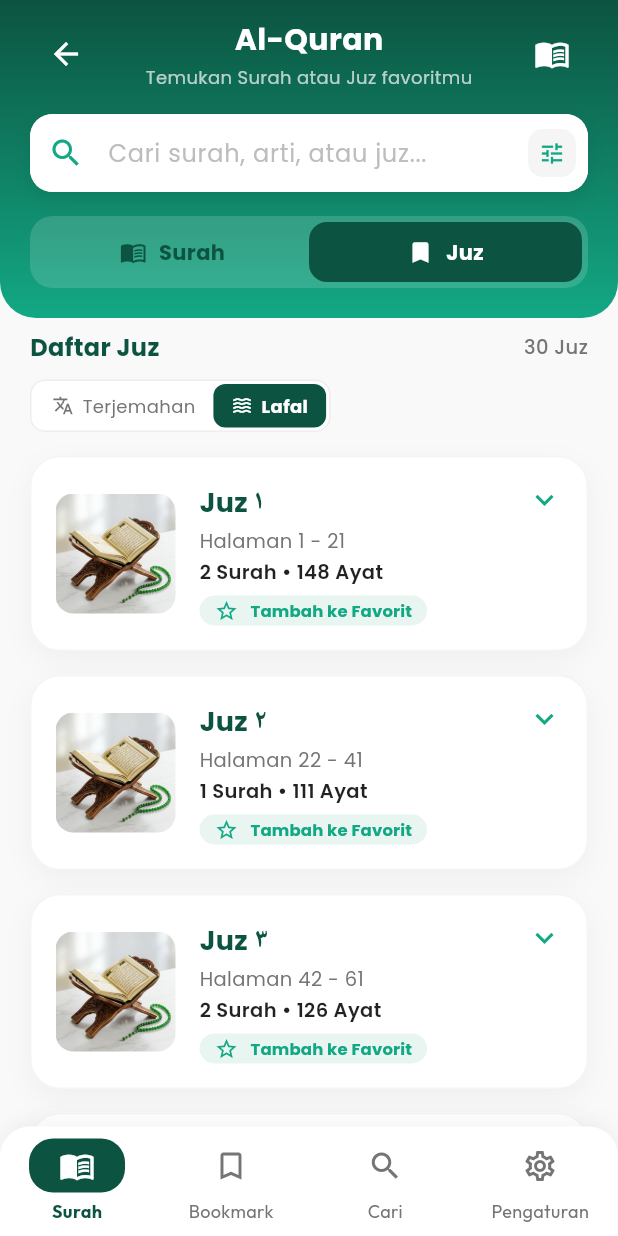
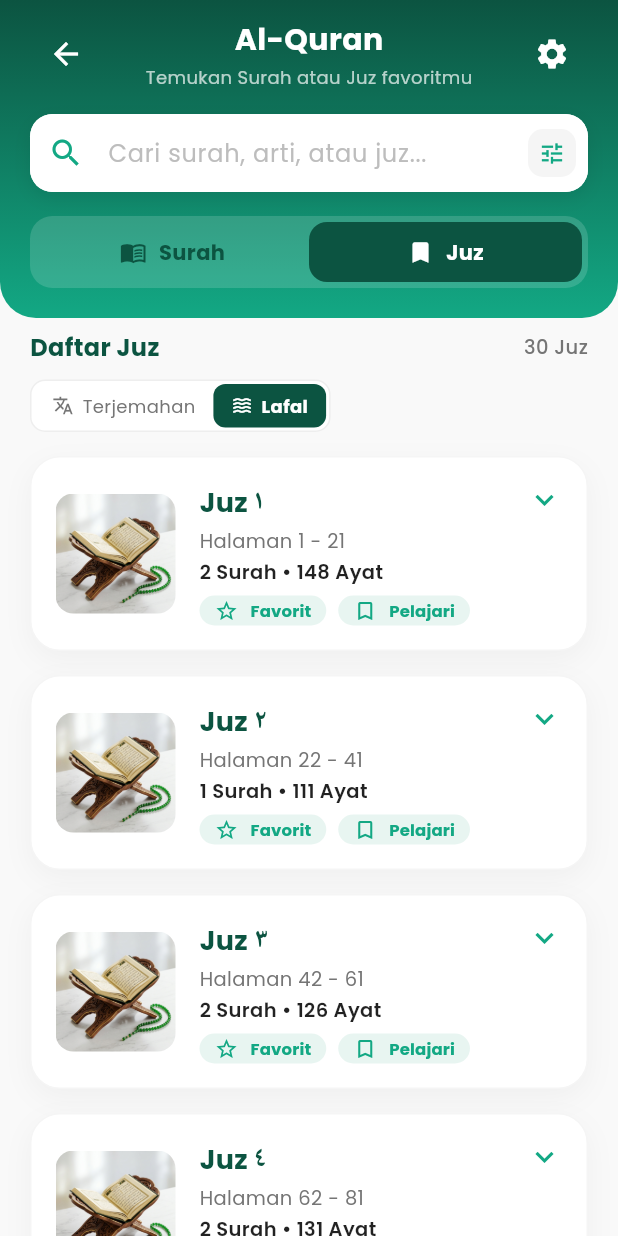
Before and after one commit to tuafiq/20241220096, a Flutter app: the QuranPage screen opened directly, after a tap on "Juz", on a phone screen of 412 x 824 dp. Run offline on Flutter 3.47's test engine with Material 3 defaults, Android fonts, the phone set to English and light mode, and no system bars; our stand-ins replace audioplayers, flutter_local_notifications, font_awesome_flutter, geolocator, google_fonts, hijri and 7 more; missing offline and left inert: flutter_qiblah; accounts and stored records are empty; network calls fail; project files that could hold a hidden picture were left out.

Commit message:
penambahan icon Surah selesai, Ayat di pelajari dan Juz di pelajari di dalam icon Al Quran

```diff
--- a/lib/main.dart
+++ b/lib/main.dart
@@ -20,6 +20,7 @@ import 'package:hijri/hijri_calendar.dart';
 import 'hadith_page.dart';
 import 'tutorial_ibadah_page.dart';
 import 'ramadhan_page.dart';
+import 'quran_data.dart';
 
 
 import 'package:provider/provider.dart';
@@ -113,9 +114,16 @@ class _HomePageState extends State<HomePage> {
   List<Article> _homeArticles = [];
   bool _isArticlesLoading = true;
   String? _homeArticlesError;
+
+  List<String> _favoriteSurahs = [];
+  List<String> _completedSurahs = [];
+  List<String> _memorizedAyats = [];
+  List<String> _studiedJuz = [];
+
   @override
   void initState() {
     super.initState();
+    _loadQuranProgress();
     final settings = Provider.of<SettingsProvider>(context, listen: false);
     _currentHeaderIndex = 999 + settings.lastHeaderIndex;
     _headerPageController = PageController(initialPage: _currentHeaderIndex);
@@ -135,6 +143,18 @@ class _HomePageState extends State<HomePage> {
         }
       }
     });
+  }
+
+  Future<void> _loadQuranProgress() async {
+    final prefs = await SharedPreferences.getInstance();
+    if (mounted) {
+      setState(() {
+        _favoriteSurahs = prefs.getStringList('favoriteSurahs') ?? [];
+        _completedSurahs = prefs.getStringList('completedSurahs') ?? [];
+        _memorizedAyats = prefs.getStringList('memorizedAyats') ?? [];
+        _studiedJuz = prefs.getStringList('studiedJuz') ?? [];
+      });
+    }
   }
 
   @override
@@ -259,6 +279,9 @@ class _HomePageState extends State<HomePage> {
     setState(() {
       _selectedIndex = index;
     });
+    if (index == 0) {
+      _loadQuranProgress();
+    }
   }
 
   void _showLocationPicker() {
@@ -678,7 +701,12 @@ class _HomePageState extends State<HomePage> {
                             ),
                             const SizedBox(height: 2),
                             Text(
-                              'Ar-Rahman',
+                              _favoriteSurahs.isNotEmpty
+                                  ? QuranData.listSurah.firstWhere(
+                                      (s) => s.nomor.toString() == _favoriteSurahs.last,
+                                      orElse: () => QuranData.listSurah[54], // Ar-Rahman (index 54, nomor 55)
+                                    ).namaLatin
+                                  : 'Belum ada favorit',
                               style: GoogleFonts.outfit(
                                 color: Colors.white,
                                 fontSize: 20,
@@ -687,7 +715,12 @@ class _HomePageState extends State<HomePage> {
                             ),
                             const SizedBox(height: 1),
                             Text(
-                              'Surah 55',
+                              _favoriteSurahs.isNotEmpty
+                                  ? 'Surah ${QuranData.listSurah.firstWhere(
+                                      (s) => s.nomor.toString() == _favoriteSurahs.last,
+                                      orElse: () => QuranData.listSurah[54],
+                                    ).nomor}'
+                                  : 'Tandai Surah favoritmu',
                               style: TextStyle(
                                 color: Colors.white.withOpacity(0.8),
                                 fontSize: 10,
@@ -717,17 +750,17 @@ class _HomePageState extends State<HomePage> {
                   children: [
                     _buildProgressIndicatorItem(
                       Icons.school_rounded,
-                      '12',
+                      '${_completedSurahs.length}',
                       'Surah Selesai',
                     ),
                     _buildProgressIndicatorItem(
                       Icons.star_rounded,
-                      '86',
+                      '${_memorizedAyats.length}',
                       'Ayat Dihafal',
                     ),
                     _buildProgressIndicatorItem(
                       Icons.bookmark_rounded,
-                      '5',
+                      '${_studiedJuz.length}',
                       'Juz Dipelajari',
                     ),
                   ],
@@ -1186,15 +1219,21 @@ class _HomePageState extends State<HomePage> {
       mainAxisSpacing: 16,
       crossAxisSpacing: 8,
       childAspectRatio: 0.85,
-      children: const [
-        AlQuranIcon(),
-        WiridDoaIcon(),
-        JadwalShalatIcon(), // Icon jam yang baru kita buat
-        KiblatIcon(),       // Tambahkan placeholder jika ingin melengkapi
-        TahlilIcon(),
-        MaulidIcon(),
-        TutorialIbadahIcon(),
-        RamadhanIcon(),
+      children: [
+        AlQuranIcon(onTap: () async {
+          await Navigator.push(
+            context,
+            MaterialPageRoute(builder: (context) => const QuranPage(useApi: true)),
+          );
+          _loadQuranProgress();
+        }),
+        const WiridDoaIcon(),
+        const JadwalShalatIcon(), // Icon jam yang baru kita buat
+        const KiblatIcon(),       // Tambahkan placeholder jika ingin melengkapi
+        const TahlilIcon(),
+        const MaulidIcon(),
+        const TutorialIbadahIcon(),
+        const RamadhanIcon(),
       ],
     );
   }
@@ -1206,12 +1245,13 @@ class _HomePageState extends State<HomePage> {
 // Icon by BZZRINCANTATION - Flaticon (https://www.flaticon.com/free-icons/quran)
 // ─────────────────────────────────────────────────────────────
 class AlQuranIcon extends StatelessWidget {
-  const AlQuranIcon({super.key});
+  final VoidCallback? onTap;
+  const AlQuranIcon({super.key, this.onTap});
 
   @override
   Widget build(BuildContext context) {
     return GestureDetector(
-      onTap: () {
+      onTap: onTap ?? () {
         Navigator.push(
           context,
           MaterialPageRoute(builder: (context) => const QuranPage(useApi: true)),
--- a/lib/quran_page.dart
+++ b/lib/quran_page.dart
@@ -92,16 +92,17 @@ class _QuranPageState extends State<QuranPage> {
   int _activeTab = 0;
   int? _expandedJuz; // Which Juz is expanded inline
 
-  // Bottom Navigation Index
-  int _bottomNavIndex = 0;
   final FocusNode _searchFocusNode = FocusNode();
 
   // Formatting controls
   bool _showTranslation = false; // false = Lafal, true = Terjemahan
 
-  // Favorites
+  // Favorites & Progress
   List<String> _favoriteJuz = [];
   List<String> _favoriteSurahs = [];
+  List<String> _completedSurahs = [];
+  List<String> _memorizedAyats = [];
+  List<String> _studiedJuz = [];
 
   @override
   void initState() {
@@ -121,6 +122,9 @@ class _QuranPageState extends State<QuranPage> {
     setState(() {
       _favoriteJuz = prefs.getStringList('favoriteJuz') ?? [];
       _favoriteSurahs = prefs.getStringList('favoriteSurahs') ?? [];
+      _completedSurahs = prefs.getStringList('completedSurahs') ?? [];
+      _memorizedAyats = prefs.getStringList('memorizedAyats') ?? [];
+      _studiedJuz = prefs.getStringList('studiedJuz') ?? [];
     });
   }
 
@@ -136,6 +140,21 @@ class _QuranPageState extends State<QuranPage> {
     await prefs.setStringList('favoriteJuz', list);
     setState(() {
       _favoriteJuz = list;
+    });
+  }
+
+  Future<void> _toggleStudiedJuz(int juzNumber) async {
+    final prefs = await SharedPreferences.getInstance();
+    final list = List<String>.from(_studiedJuz);
+    final strNum = juzNumber.toString();
+    if (list.contains(strNum)) {
+      list.remove(strNum);
+    } else {
+      list.add(strNum);
+    }
+    await prefs.setStringList('studiedJuz', list);
+    setState(() {
+      _studiedJuz = list;
     });
   }
 
@@ -213,21 +232,18 @@ class _QuranPageState extends State<QuranPage> {
       backgroundColor: const Color(0xFFF9F9F9),
       body: Column(
         children: [
-          _bottomNavIndex == 0 ? _buildPremiumHeader() : _buildBookmarkHeader(),
+          _buildPremiumHeader(),
           Expanded(
-            child: _bottomNavIndex == 0
-                ? (_isLoading
+            child: _isLoading
                 ? const Center(child: CircularProgressIndicator(color: Color(0xFF13A884)))
                 : _errorMessage.isNotEmpty
                     ? _buildErrorState()
                     : _activeTab == 0
                         ? _buildSurahTabContent()
-                            : _buildJuzTabContent())
-                : _buildBookmarkTabContent(),
+                        : _buildJuzTabContent(),
           ),
         ],
       ),
-      bottomNavigationBar: _buildCustomBottomNavBar(),
     );
   }
 
@@ -313,7 +329,7 @@ class _QuranPageState extends State<QuranPage> {
                   Column(
                     children: [
                        Text(
-                        widget.useApi ? 'Al-Quran (API)' : 'Al-Quran',
+                        'Al-Quran',
                         style: const TextStyle(
                           color: Colors.white,
                           fontWeight: FontWeight.bold,
@@ -331,8 +347,13 @@ class _QuranPageState extends State<QuranPage> {
                     ],
                   ),
                   IconButton(
-                    icon: const Icon(Icons.menu_book, color: Colors.white, size: 24),
-                    onPressed: () {},
+                    icon: const Icon(Icons.settings, color: Colors.white, size: 24),
+                    onPressed: () {
+                      Navigator.push(
+                        context,
+                        MaterialPageRoute(builder: (context) => const SettingsPage()),
+                      );
+                    },
                   ),
                 ],
               ),
@@ -540,17 +561,17 @@ class _QuranPageState extends State<QuranPage> {
               children: [
                 _buildProgressIndicatorItem(
                   Icons.school_rounded,
-                  '12',
+                  '${_completedSurahs.length}',
                   'Surah Selesai',
                 ),
                 _buildProgressIndicatorItem(
                   Icons.star_rounded,
-                  '86',
+                  '${_memorizedAyats.length}',
                   'Ayat Dihafal',
                 ),
                 _buildProgressIndicatorItem(
                   Icons.bookmark_rounded,
-                  '5',
+                  '${_studiedJuz.length}',
                   'Juz Dipelajari',
                 ),
               ],
@@ -610,6 +631,7 @@ class _QuranPageState extends State<QuranPage> {
   Widget _buildJuzListItem(JuzInfo juz) {
     final bool isExpanded = _expandedJuz == juz.number;
     final bool isFavorite = _favoriteJuz.contains(juz.number.toString());
+    final bool isStudied = _studiedJuz.contains(juz.number.toString());
     final allSurahs = widget.useApi ? _surahs : QuranData.listSurah;
 
     // Get Surahs belonging to this Juz
@@ -695,17 +717,44 @@ class _QuranPageState extends State<QuranPage> {
                             ),
                             const SizedBox(height: 6),
                             // Favorite Button
-                            Row(
+                            Wrap(
+                              spacing: 8,
+                              runSpacing: 6,
                               children: [
                                 TextButton.icon(
                                   onPressed: () => _toggleFavoriteJuz(juz.number),
                                   icon: Icon(
                                     isFavorite ? Icons.star : Icons.star_border,
+                                    color: isFavorite ? Colors.amber[800] : const Color(0xFF13A884),
+                                    size: 16,
+                                  ),
+                                  label: Text(
+                                    'Favorit',
+                                    style: TextStyle(
+                                      color: isFavorite ? Colors.amber[800] : const Color(0xFF13A884),
+                                      fontSize: 11,
+                                      fontWeight: FontWeight.bold,
+                                    ),
+                                  ),
+                                  style: TextButton.styleFrom(
+                                    padding: const EdgeInsets.symmetric(horizontal: 10, vertical: 2),
+                                    backgroundColor: isFavorite ? Colors.amber.shade50 : const Color(0xFFE8F5F1),
+                                    minimumSize: Size.zero,
+                                    tapTargetSize: MaterialTapTargetSize.shrinkWrap,
+                                    shape: RoundedRectangleBorder(
+                                      borderRadius: BorderRadius.circular(12),
+                                    ),
+                                  ),
+                                ),
+                                TextButton.icon(
+                                  onPressed: () => _toggleStudiedJuz(juz.number),
+                                  icon: Icon(
+                                    isStudied ? Icons.bookmark : Icons.bookmark_border,
                                     color: const Color(0xFF13A884),
                                     size: 16,
                                   ),
                                   label: Text(
-                                    isFavorite ? 'Favorit' : 'Tambah ke Favorit',
+                                    isStudied ? 'Dipelajari' : 'Pelajari',
                                     style: const TextStyle(
                                       color: Color(0xFF13A884),
                                       fontSize: 11,
@@ -1159,108 +1208,4 @@ class _QuranPageState extends State<QuranPage> {
     );
   }
 
-  Widget _buildCustomBottomNavBar() {
-    return Container(
-      decoration: BoxDecoration(
-        color: Colors.white,
-        boxShadow: [
-          BoxShadow(
-            color: Colors.black.withOpacity(0.04),
-            blurRadius: 10,
-            offset: const Offset(0, -4),
-          ),
-        ],
-        borderRadius: const BorderRadius.only(
-          topLeft: Radius.circular(20),
-          topRight: Radius.circular(20),
-        ),
-      ),
-      child: SafeArea(
-        top: false,
-        child: Padding(
-          padding: const EdgeInsets.symmetric(vertical: 8),
-          child: Row(
-            mainAxisAlignment: MainAxisAlignment.spaceAround,
-            children: [
-              _buildBottomNavItem(
-                index: 0,
-                icon: Icons.menu_book,
-                label: 'Surah',
-              ),
-              _buildBottomNavItem(
-                index: 1,
-                icon: Icons.bookmark_border,
-                label: 'Bookmark',
-              ),
-              _buildBottomNavItem(
-                index: 2,
-                icon: Icons.search,
-                label: 'Cari',
-              ),
-              _buildBottomNavItem(
-                index: 3,
-                icon: Icons.settings_outlined,
-                label: 'Pengaturan',
-              ),
-            ],
-          ),
-        ),
-      ),
-    );
 }
-
-  Widget _buildBottomNavItem({
-    required int index,
-    required IconData icon,
-    required String label,
-  }) {
-    final bool isSelected = _bottomNavIndex == index;
-    return GestureDetector(
-      onTap: () {
-        if (index == 2) {
-          setState(() {
-            _bottomNavIndex = 0;
-          });
-          WidgetsBinding.instance.addPostFrameCallback((_) {
-            _searchFocusNode.requestFocus();
-          });
-        } else if (index == 3) {
-          Navigator.push(
-            context,
-            MaterialPageRoute(builder: (context) => const SettingsPage()),
-          );
-        } else {
-          setState(() {
-            _bottomNavIndex = index;
-          });
-        }
-      },
-      child: Column(
-        mainAxisSize: MainAxisSize.min,
-        children: [
-          Container(
-            padding: const EdgeInsets.symmetric(horizontal: 20, vertical: 6),
-            decoration: BoxDecoration(
-              color: isSelected ? const Color(0xFF0C5441) : Colors.transparent,
-              borderRadius: BorderRadius.circular(16),
-            ),
-            child: Icon(
-              icon,
-              color: isSelected ? Colors.white : Colors.grey.shade600,
-              size: 24,
-            ),
-          ),
-          const SizedBox(height: 4),
-          Text(
-            label,
-            style: GoogleFonts.outfit(
-              fontSize: 12,
-              fontWeight: isSelected ? FontWeight.bold : FontWeight.normal,
-              color: isSelected ? const Color(0xFF0C5441) : Colors.grey.shade600,
-            ),
-          ),
-        ],
-      ),
-    );
-  }
-}
```
Also changed, not shown: lib/surah_detail_page.dart (+106 -0 lines), assets/images/khutbah_general.png (deleted), assets/images/khutbah_ilmu.png (deleted), assets/images/khutbah_iman.png (deleted), assets/images/khutbah_keluarga.png (deleted), assets/images/khutbah_lisan.png (deleted), assets/images/khutbah_prayer.png (deleted), assets/images/khutbah_quran.png (deleted), assets/images/khutbah_sosmed.png (deleted), assets/images/lainnya_icon.png (deleted), assets/images/mosque_bg.png (deleted), assets/images/mosque_silhouette_footer.png (deleted), assets/images/quran_rehal_learn.png (deleted). Lines whose indentation alone changed are shown as unchanged.
